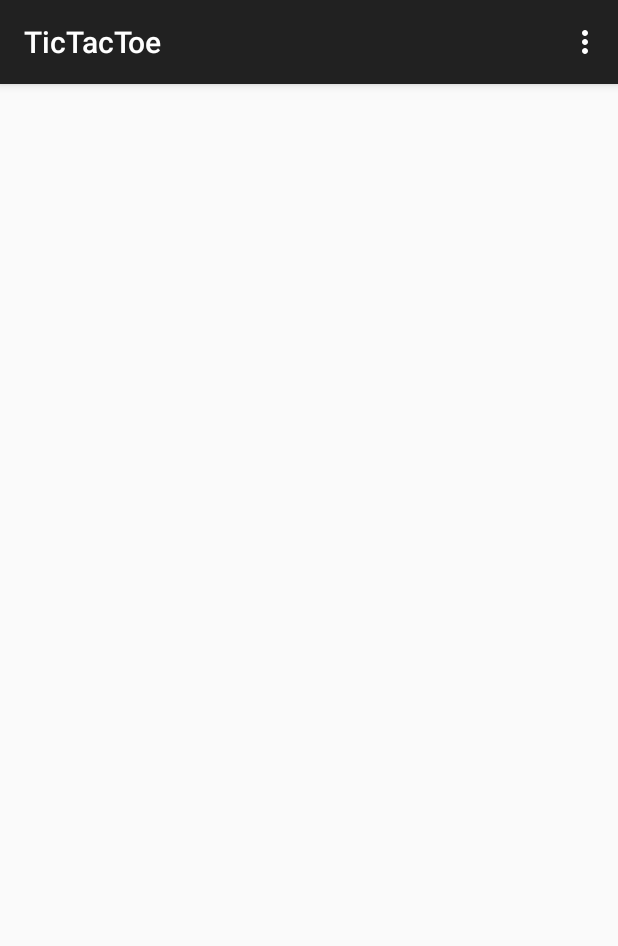
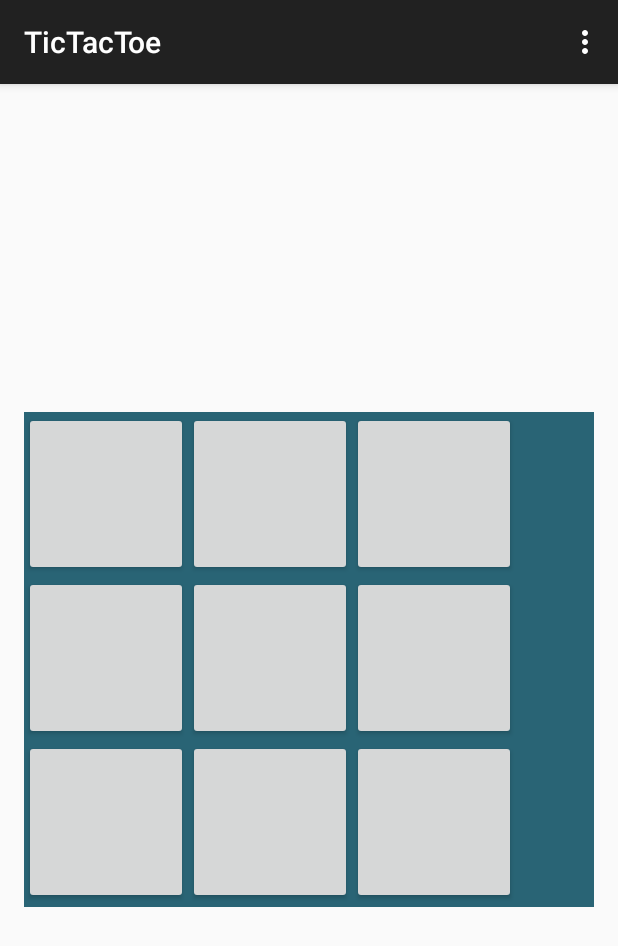
Before and after one commit to qianmai/CSCI3320-Advanced-Programming, an Android app: the screen it shows after launch (MainActivity), on a phone screen of 412 x 824 dp. Shown: the top 946 px of the screen. Run offline under Robolectric (Android 15) with nearby library versions, the phone set to English and light mode, and no system bars.

Commit message:
Created layout and Game rules

```diff
--- a/TicTacToe/app/build.gradle
+++ b/TicTacToe/app/build.gradle
@@ -3,7 +3,6 @@ apply plugin: 'com.android.application'
 android {
     compileSdkVersion 21
     buildToolsVersion "21.1.2"
-
     defaultConfig {
         applicationId "com.example.qianmai.tictactoe"
         minSdkVersion 8
@@ -17,9 +16,11 @@ android {
             proguardFiles getDefaultProguardFile('proguard-android.txt'), 'proguard-rules.pro'
         }
     }
+    productFlavors {
+    }
 }
 
 dependencies {
-    compile fileTree(dir: 'libs', include: ['*.jar'])
+    compile fileTree(include: ['*.jar'], dir: 'libs')
     compile 'com.android.support:appcompat-v7:21.0.3'
 }
--- a/TicTacToe/app/src/main/res/layout/activity_main.xml
+++ b/TicTacToe/app/src/main/res/layout/activity_main.xml
@@ -5,4 +5,80 @@
     android:paddingTop="@dimen/activity_vertical_margin"
     android:paddingBottom="@dimen/activity_vertical_margin" tools:context=".MainActivity">
 
+    <TableLayout
+        android:layout_width="fill_parent"
+        android:layout_height="330dp"
+        android:layout_centerVertical="true"
+        android:layout_centerHorizontal="true"
+        android:background="#ff296475">
+
+        <TableRow
+            android:layout_width="fill_parent"
+            android:layout_height="fill_parent">
+
+            <Button
+                android:layout_width="109dp"
+                android:layout_height="109dp"
+                android:id="@+id/button"
+                android:layout_column="1" />
+
+            <Button
+                android:layout_width="109dp"
+                android:layout_height="109dp"
+                android:id="@+id/button2"
+                android:layout_column="3" />
+
+            <Button
+                android:layout_width="109dp"
+                android:layout_height="109dp"
+                android:id="@+id/button3"
+                android:layout_column="5" />
+        </TableRow>
+
+        <TableRow
+            android:layout_width="fill_parent"
+            android:layout_height="fill_parent">
+
+            <Button
+                android:layout_width="109dp"
+                android:layout_height="109dp"
+                android:id="@+id/button4"
+                android:layout_column="1" />
+
+            <Button
+                android:layout_width="109dp"
+                android:layout_height="109dp"
+                android:id="@+id/button5"
+                android:layout_column="3" />
+
+            <Button
+                android:layout_width="109dp"
+                android:layout_height="109dp"
+                android:id="@+id/button6"
+                android:layout_column="5" />
+        </TableRow>
+
+        <TableRow
+            android:layout_width="fill_parent"
+            android:layout_height="fill_parent">
+
+            <Button
+                android:layout_width="109dp"
+                android:layout_height="109dp"
+                android:id="@+id/button7"
+                android:layout_column="1" />
+
+            <Button
+                android:layout_width="109dp"
+                android:layout_height="109dp"
+                android:id="@+id/button8"
+                android:layout_column="3" />
+
+            <Button
+                android:layout_width="109dp"
+                android:layout_height="109dp"
+                android:id="@+id/button9"
+                android:layout_column="5" />
+        </TableRow>
+    </TableLayout>
 </RelativeLayout>
```
Also changed, not shown: TicTacToe/app/src/main/java/TicTacToeGame.java (+135 -0 lines).
